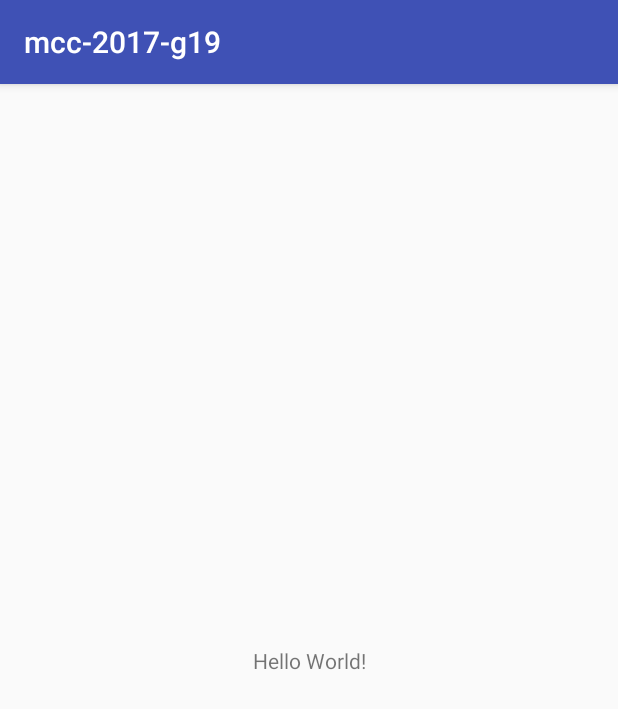
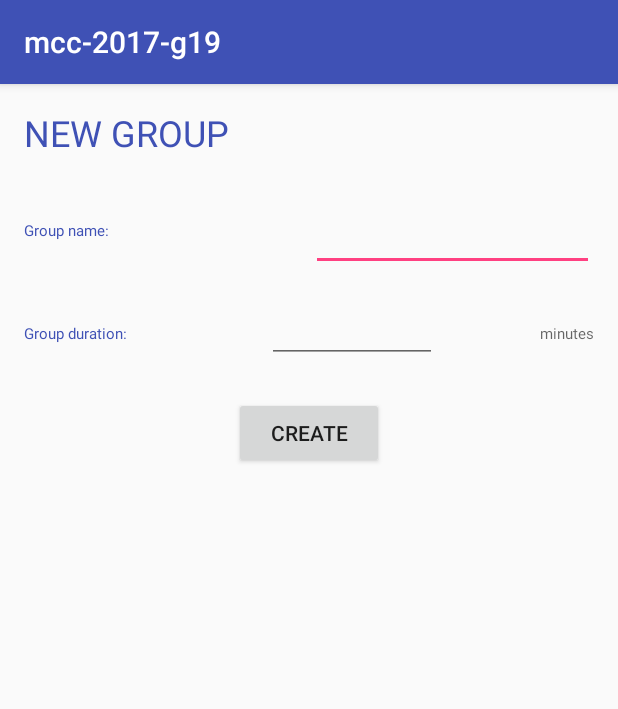
Before and after one commit to klemmari1/image-sharing-application, an Android app: the screen it shows after launch (MainActivity), on a phone screen of 412 x 824 dp. Shown: the top 709 px of the screen. Run offline under Robolectric (Android 15) with nearby library versions, the phone set to English and light mode, and no system bars.

Commit message:
Initial layout for creating a group

```diff
--- a/app/src/main/res/layout/activity_main.xml
+++ b/app/src/main/res/layout/activity_main.xml
@@ -7,12 +7,104 @@
     tools:context="com.example.chris.mcc_2017_g19.MainActivity">
 
     <TextView
+        android:id="@+id/labelNewGroup"
         android:layout_width="wrap_content"
         android:layout_height="wrap_content"
-        android:text="Hello World!"
-        app:layout_constraintBottom_toBottomOf="parent"
+        android:layout_marginStart="16dp"
+        android:layout_marginTop="16dp"
+        android:layout_weight="1"
+        android:text="@string/text_new_group"
+        android:textAppearance="@style/TextAppearance.AppCompat.Headline"
+        android:textColor="@color/colorPrimary"
+        app:layout_constraintLeft_toLeftOf="parent"
+        app:layout_constraintTop_toTopOf="parent" />
+
+    <LinearLayout
+        android:id="@+id/linearLayout"
+        android:layout_width="0dp"
+        android:layout_height="60dp"
+        android:layout_marginEnd="16dp"
+        android:layout_marginStart="16dp"
+        android:layout_marginTop="16dp"
+        android:orientation="horizontal"
         app:layout_constraintLeft_toLeftOf="parent"
         app:layout_constraintRight_toRightOf="parent"
-        app:layout_constraintTop_toTopOf="parent" />
+        app:layout_constraintTop_toBottomOf="@+id/labelNewGroup">
+
+        <TextView
+            android:id="@+id/labelGroupName"
+            android:layout_width="50dp"
+            android:layout_height="wrap_content"
+            android:layout_weight="1"
+            android:labelFor="@+id/fieldGroupName"
+            android:maxLines="1"
+            android:text="@string/text_group_name"
+            android:textAppearance="@style/TextAppearance.StatusBar.EventContent.Info"
+            android:textColor="@color/colorPrimary" />
+
+        <EditText
+            android:id="@+id/fieldGroupName"
+            android:layout_width="110dp"
+            android:layout_height="match_parent"
+            android:layout_weight="0.55"
+            android:ems="10"
+            android:inputType="textPersonName" />
+
+    </LinearLayout>
+
+    <LinearLayout
+        android:id="@+id/linearLayout3"
+        android:layout_width="0dp"
+        android:layout_height="60dp"
+        android:layout_marginEnd="16dp"
+        android:layout_marginStart="16dp"
+        android:layout_marginTop="16dp"
+        android:orientation="horizontal"
+        app:layout_constraintLeft_toLeftOf="parent"
+        app:layout_constraintRight_toRightOf="parent"
+        app:layout_constraintTop_toBottomOf="@+id/linearLayout">
+
+        <TextView
+            android:id="@+id/labelGroupDuration"
+            android:layout_width="wrap_content"
+            android:layout_height="wrap_content"
+            android:layout_weight="1.27"
+            android:labelFor="@+id/fieldGroupDuration"
+            android:maxLines="1"
+            android:text="@string/text_group_duration"
+            android:textAppearance="@style/TextAppearance.StatusBar.EventContent.Info"
+            android:textColor="@color/colorPrimary" />
+
+        <EditText
+            android:id="@+id/fieldGroupDuration"
+            android:layout_width="20dp"
+            android:layout_height="wrap_content"
+            android:layout_weight="1.27"
+            android:ems="10"
+            android:inputType="textPersonName"
+            tools:layout_editor_absoluteX="0dp"
+            tools:layout_editor_absoluteY="8dp" />
+
+        <TextView
+            android:id="@+id/labelMinutes"
+            android:layout_width="30dp"
+            android:layout_height="wrap_content"
+            android:layout_weight="1"
+            android:maxLines="1"
+            android:text="@string/text_minutes"
+            android:textAlignment="textEnd"
+            android:textAppearance="@style/TextAppearance.StatusBar.EventContent.Info"
+            android:textColor="?attr/colorControlNormal" />
+    </LinearLayout>
+
+    <Button
+        android:id="@+id/button"
+        android:layout_width="100dp"
+        android:layout_height="0dp"
+        android:layout_marginTop="8dp"
+        android:text="@string/button_create"
+        app:layout_constraintLeft_toLeftOf="parent"
+        app:layout_constraintRight_toRightOf="parent"
+        app:layout_constraintTop_toBottomOf="@+id/linearLayout3" />
 
 </android.support.constraint.ConstraintLayout>
--- a/app/src/main/res/values/strings.xml
+++ b/app/src/main/res/values/strings.xml
@@ -1,3 +1,8 @@
 <resources>
     <string name="app_name">mcc-2017-g19</string>
+    <string name="text_new_group">NEW GROUP</string>
+    <string name="text_group_name">Group name:</string>
+    <string name="text_group_duration">Group duration:</string>
+    <string name="text_minutes">minutes</string>
+    <string name="button_create">CREATE</string>
 </resources>
```
